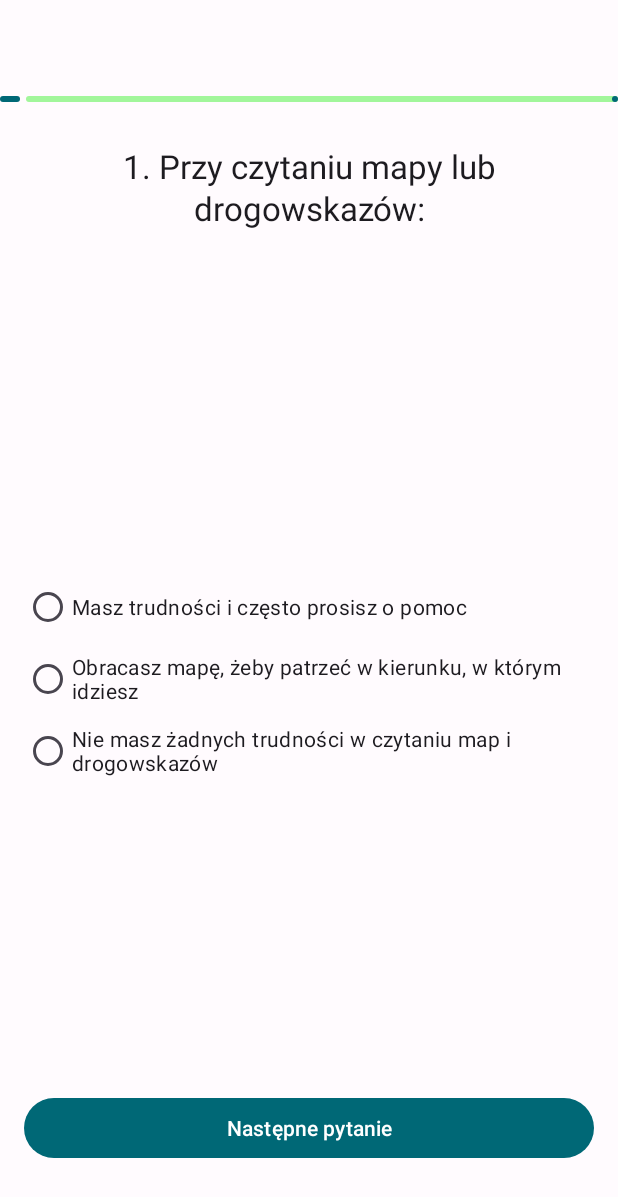
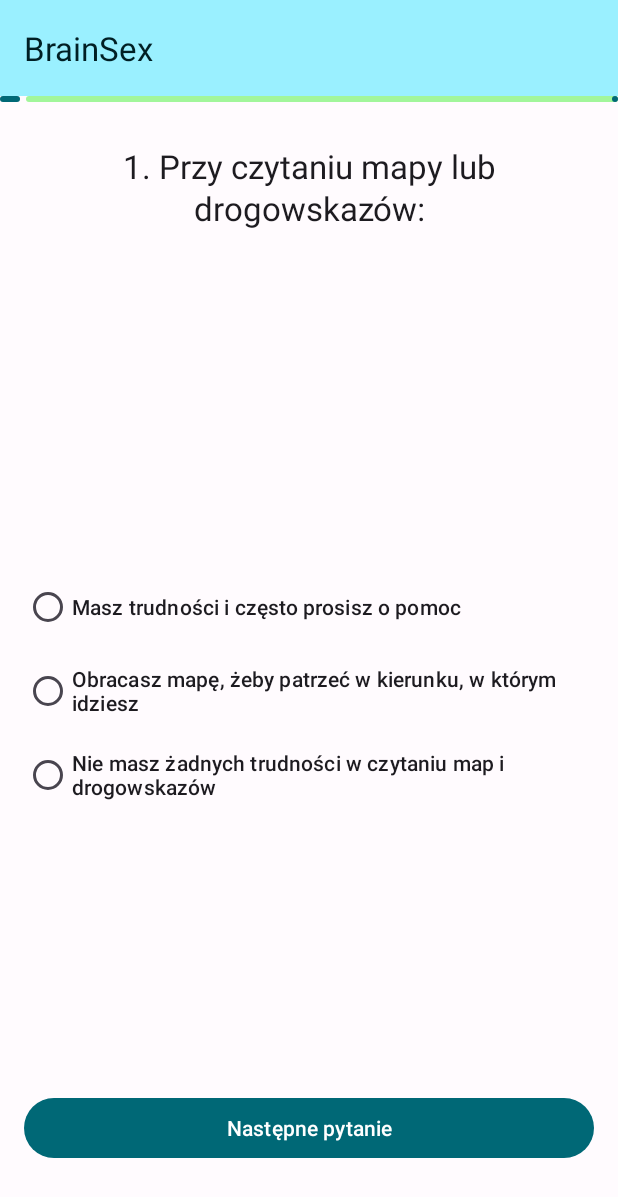
Before and after one commit to AndroBrain/BrainSex, an Android app: the screen it shows after launch (MainActivity), after a tap on "Mężyczną", on a phone screen of 412 x 824 dp. Shown: the top 1197 px of the screen. Run offline under Robolectric (Android 15) with nearby library versions, the phone set to English and light mode, and no system bars; our stand-ins replace Dagger/Hilt's generated code.

Commit message:
Design improvements

```diff
--- a/app/src/main/res/layout/fragment_test.xml
+++ b/app/src/main/res/layout/fragment_test.xml
@@ -1,5 +1,6 @@
 <?xml version="1.0" encoding="utf-8"?>
 <LinearLayout xmlns:android="http://schemas.android.com/apk/res/android"
+    xmlns:app="http://schemas.android.com/apk/res-auto"
     xmlns:tools="http://schemas.android.com/tools"
     android:layout_width="match_parent"
     android:layout_height="match_parent"
@@ -7,8 +8,10 @@
 
     <com.google.android.material.appbar.MaterialToolbar
         android:id="@+id/toolbar"
+        style="@style/Toolbar.Default"
         android:layout_width="match_parent"
-        android:layout_height="wrap_content" />
+        android:layout_height="wrap_content"
+        app:title="@string/app_name" />
 
     <com.google.android.material.progressindicator.LinearProgressIndicator
         android:id="@+id/progress_indicator"
@@ -29,10 +32,10 @@
     <RadioGroup
         android:id="@+id/container_answers"
         android:layout_width="match_parent"
-        android:gravity="center_vertical"
         android:layout_height="0dp"
         android:layout_marginHorizontal="@dimen/screen_spacing"
-        android:layout_weight="1" />
+        android:layout_weight="1"
+        android:gravity="center_vertical" />
 
     <Button
         android:id="@+id/button_next"
--- a/app/src/main/res/layout/radio_button_answer_choice.xml
+++ b/app/src/main/res/layout/radio_button_answer_choice.xml
@@ -1,8 +1,7 @@
 <?xml version="1.0" encoding="utf-8"?>
 <RadioButton xmlns:android="http://schemas.android.com/apk/res/android"
-    android:textAppearance="@style/TextAppearance.Material3.BodyMedium"
+    android:textAppearance="@style/TextAppearance.Material3.TitleSmall"
     xmlns:tools="http://schemas.android.com/tools"
     tools:text="Yes, I am very happy"
-    android:layout_marginTop="@dimen/test_choice_spacing"
     android:layout_width="match_parent"
     android:layout_height="wrap_content" />
--- a/app/src/main/res/values-night/themes.xml
+++ b/app/src/main/res/values-night/themes.xml
@@ -27,5 +27,7 @@
         <item name="colorOnSurfaceInverse">@color/md_theme_dark_inverseOnSurface</item>
         <item name="colorSurfaceInverse">@color/md_theme_dark_inverseSurface</item>
         <item name="colorPrimaryInverse">@color/md_theme_dark_primaryInverse</item>
+
+        <item name="android:windowFullscreen">true</item>
     </style>
 </resources>
--- a/app/src/main/res/values/dimens.xml
+++ b/app/src/main/res/values/dimens.xml
@@ -2,5 +2,5 @@
 <resources>
     <dimen name="screen_spacing">16dp</dimen>
 
-    <dimen name="test_choice_spacing">16dp</dimen>
+    <dimen name="test_choice_spacing">8dp</dimen>
 </resources>
--- /dev/null
+++ b/app/src/main/res/values/styles.xml
@@ -0,0 +1,10 @@
+<?xml version="1.0" encoding="utf-8"?>
+<resources>
+
+    <style name="Toolbar" parent="Widget.Material3.Toolbar" />
+
+    <style name="Toolbar.Default">
+        <item name="android:background">?colorPrimaryContainer</item>
+        <item name="titleTextColor">?colorOnPrimaryContainer</item>
+    </style>
+</resources>
--- a/app/src/main/res/values/themes.xml
+++ b/app/src/main/res/values/themes.xml
@@ -27,5 +27,7 @@
         <item name="colorOnSurfaceInverse">@color/md_theme_light_inverseOnSurface</item>
         <item name="colorSurfaceInverse">@color/md_theme_light_inverseSurface</item>
         <item name="colorPrimaryInverse">@color/md_theme_light_primaryInverse</item>
+
+        <item name="android:windowFullscreen">true</item>
     </style>
 </resources>
```
Also changed, not shown: app/src/main/java/com/androbrain/brainsex/ui/test/TestFragment.kt (+7 -0 lines), app/src/main/res/layout/fragment_choose_gender.xml (+8 -3 lines).
